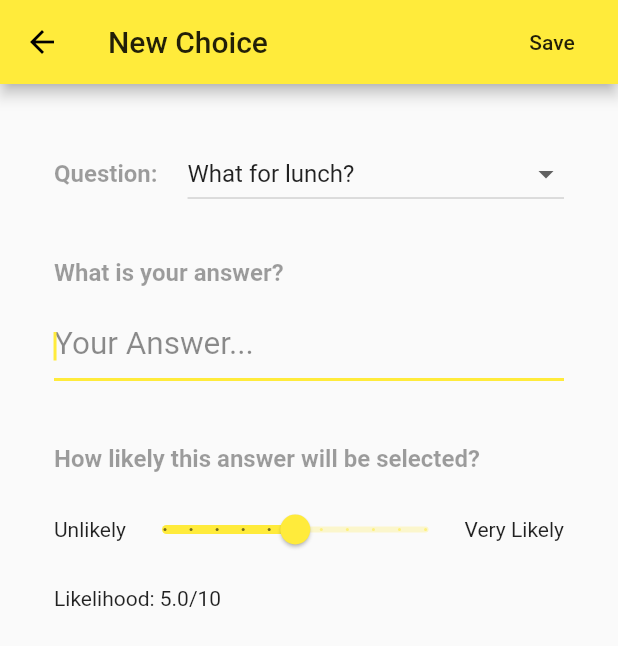
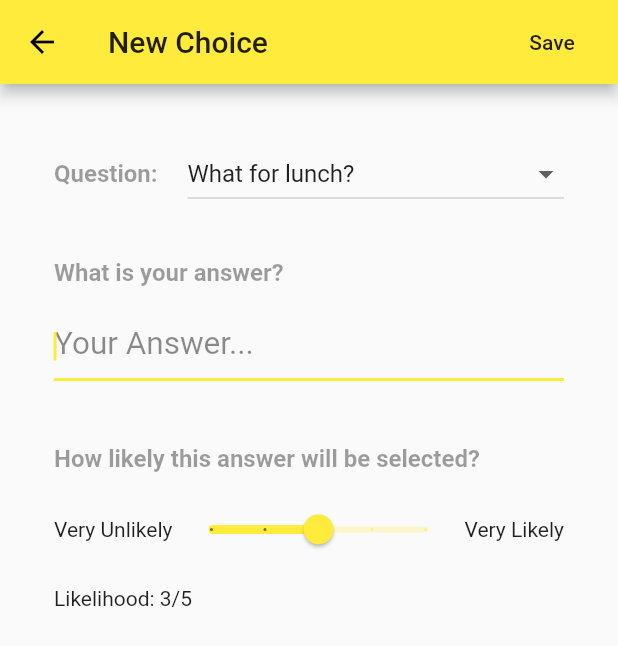
Before and after one commit to yshean/flutter-choice-maker, a Flutter app: the screen it shows after launch, after a tap on the "add" icon, on a phone screen of 412 x 824 dp. Shown: the top 646 px of the screen. Run offline on Flutter 3.47's test engine with Material 2 defaults, Android fonts, the light colour scheme and no system bars; our stand-ins replace flutter_slidable, mobx, sticky_headers; generated files the repository leaves out were written again.

Commit message:
Reduce the scale from 10 to 5

```diff
--- a/lib/AddNewDialog.dart
+++ b/lib/AddNewDialog.dart
@@ -10,7 +10,7 @@ class AddNewDialog extends StatefulWidget {
 }
 
 class _AddNewDialogState extends State<AddNewDialog> {
-  double _sliderValue = 5.0;
+  double _sliderValue = 3.0;
   String selectedQuestion = "What's for lunch";
   String answer;
 
@@ -33,7 +33,7 @@ class _AddNewDialogState extends State<AddNewDialog> {
                   context,
                   Choice(
                       answer: answer,
-                      percentage: _sliderValue,
+                      likelihood: _sliderValue.toInt(),
                       category: selectedQuestion));
             },
             child: Text("Save"),
@@ -106,12 +106,12 @@ class _AddNewDialogState extends State<AddNewDialog> {
             Row(
               mainAxisAlignment: MainAxisAlignment.start,
               children: <Widget>[
-                Text("Unlikely"),
+                Text("Very Unlikely"),
                 Expanded(
                   child: Slider(
-                    min: 0.0,
-                    max: 10.0,
-                    divisions: 10,
+                    min: 1.0,
+                    max: 5.0,
+                    divisions: 4,
                     onChanged: (value) {
                       setState(() => _sliderValue = value);
                     },
@@ -122,7 +122,7 @@ class _AddNewDialogState extends State<AddNewDialog> {
               ],
             ),
             Container(height: 14.0),
-            Text("Likelihood: ${_sliderValue}/10"),
+            Text("Likelihood: ${_sliderValue.toInt()}/5"),
           ],
         ),
       ),
--- a/lib/ChoiceRowWidget.dart
+++ b/lib/ChoiceRowWidget.dart
@@ -30,7 +30,7 @@ class ChoiceRowWidget extends StatelessWidget {
             child: Align(
               alignment: Alignment.centerLeft,
               child: Text(
-                '${(choiceEntry.percentage / 10).toString()}/10',
+                '${(choiceEntry.likelihood).toString()}/5',
                 style: Theme.of(context).textTheme.body1,
               ),
             ),
--- a/lib/ListScreen.dart
+++ b/lib/ListScreen.dart
@@ -17,8 +17,8 @@ class ListScreen extends StatelessWidget {
     // Create a set of (unique) categories
     Set categories = Set.from(entries.map((v) => v.category));
 
-    // Sort entries according to percentage
-    entries.sort((Choice a, Choice b) => b.percentage.compareTo(a.percentage));
+    // Sort entries according to likelihood
+    entries.sort((Choice a, Choice b) => b.likelihood.compareTo(a.likelihood));
 
     for (var cat in categories) {
       _result[cat] = entries.where((entry) => (entry.category == cat));
--- a/lib/main.dart
+++ b/lib/main.dart
@@ -46,13 +46,13 @@ class MyHomePage extends StatelessWidget {
     // than having to individually change instances of widgets.
     return ListScreen(
       entries: [
-        Choice(answer: "111", percentage: 40, category: "What for lunch?"),
+        Choice(answer: "111", likelihood: 3, category: "What for lunch?"),
         Choice(
             answer: "Big Big Wantan",
-            percentage: 60,
+            likelihood: 4,
             category: "What for lunch?"),
         Choice(
-            answer: "Korean BBQ", percentage: 80, category: "What for dinner?"),
+            answer: "Korean BBQ", likelihood: 5, category: "What for dinner?"),
       ],
     );
   }
--- a/lib/models/Choice.dart
+++ b/lib/models/Choice.dart
@@ -6,9 +6,9 @@ class Choice {
   String id;
   String category;
   String answer;
-  double percentage;
+  int likelihood;
 
-  Choice({this.category, this.answer, this.percentage}) {
+  Choice({this.category, this.answer, this.likelihood}) {
     this.id = uuid.v4();
   }
 }
```
